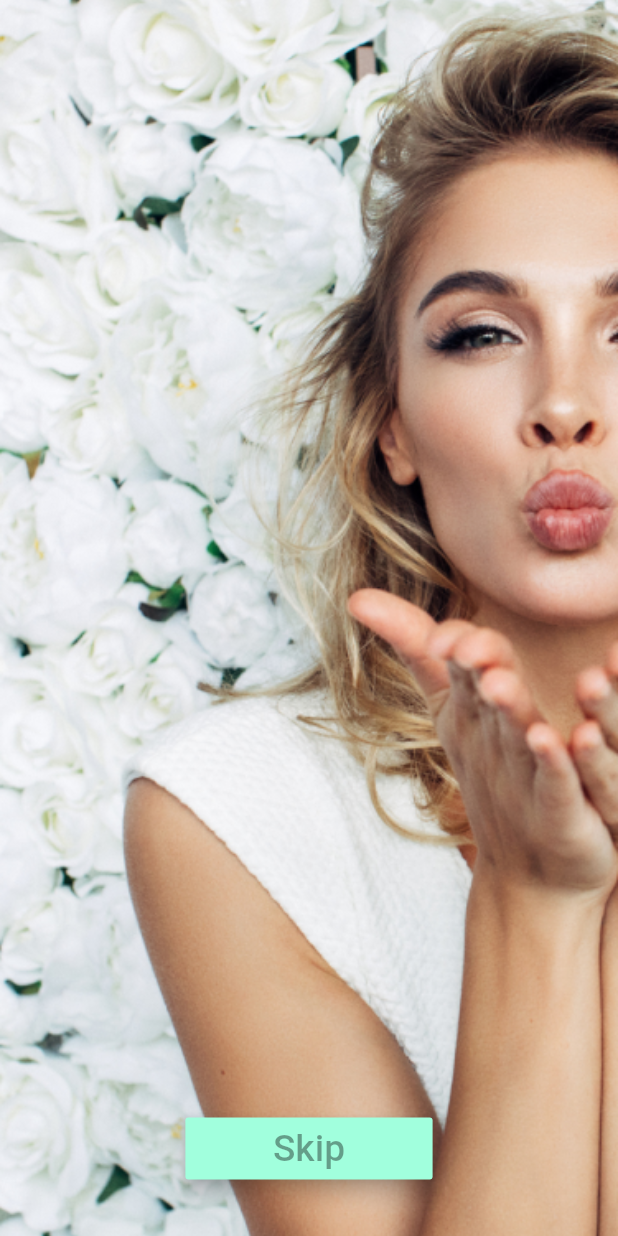
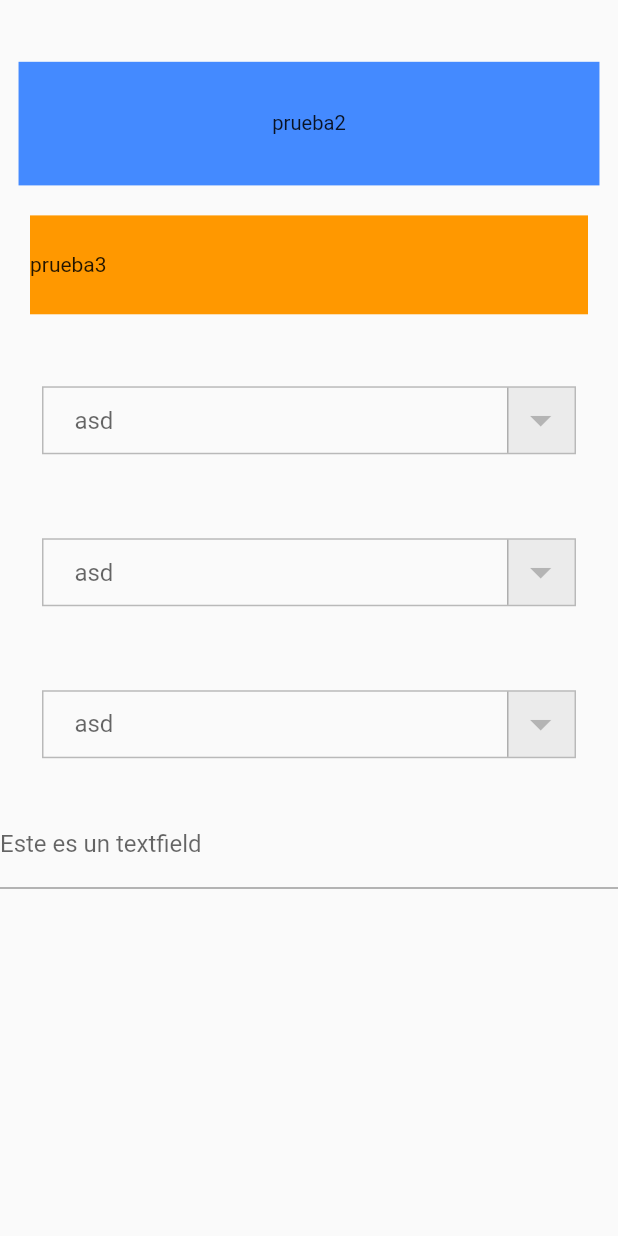
Before and after one commit to kmhk/BestWedding_Flutter, a Flutter app: the screen it shows after launch, on a phone screen of 412 x 824 dp. Run offline on Flutter 3.47's test engine with Material 2 defaults, Android fonts, the phone set to English and light mode, and no system bars; our stand-ins replace sizer; missing offline and left inert: rate_my_app.

```diff
--- a/lib/main.dart
+++ b/lib/main.dart
@@ -1,9 +1,19 @@
 import 'package:flutter/material.dart';
-import 'package:wedding_app/pages/Intro2Page.dart';
-import 'package:wedding_app/pages/IntroPage.dart';
+import 'package:flutter/services.dart';
+import 'package:sizer/sizer_util.dart';
+import 'package:wedding_app/pages/NewListingPage.dart';
+import 'package:wedding_app/pages/getstarted/GetStartedIntroPage.dart';
+import 'package:wedding_app/pages/getstarted/GetStartedPage.dart';
+import 'package:wedding_app/pages/intro/Intro2Page.dart';
+import 'package:wedding_app/pages/intro/IntroPage.dart';
+import 'package:wedding_app/pages/LoginPage.dart';
+import 'package:wedding_app/pages/SupplierCategoriesPage.dart';
 
-String initialRoute = '/intro';
+import 'pages/getstarted/GetStartedStepsPage.dart';
+
+String initialRoute = '/newListing';
 void main() {
+
   runApp(MyApp());
 }
 
@@ -19,6 +29,11 @@ class _MyAppState extends State<MyApp> {
   @override
 
   Widget build(BuildContext context) {
+    return LayoutBuilder(
+      builder: (context, constraints) {
+        return OrientationBuilder(
+          builder: (context, orientation) {
+            SizerUtil().init(constraints, orientation);
             return MaterialApp(
               title: "Wedding App",
               theme: ThemeData(
@@ -27,9 +42,21 @@ class _MyAppState extends State<MyApp> {
               ),
               routes: {
                 '/intro' : (context) => IntroPage(),
-        '/intro2' : (context) => Intro2Page()
+                '/intro2' : (context) => Intro2Page(),
+                '/getStartedIntro' : (context) => GetStartedIntropage(),
+                '/getStarted' : (context) => GetStartedPage(),
+                '/login' : (context) => LoginPage(),
+                '/getStartedSteps' : (context) => GetStartedStepsPage(),
+                '/supplierCategories' : (context) => SupplierCategoriesPage(),
+                '/newListing': (context) => NewListingPage(),
               },
               initialRoute: initialRoute,
             );
+          },
+        );
+      }
+      );
+
+
   }
 }
--- /dev/null
+++ b/lib/pages/NewListingPage.dart
@@ -0,0 +1,57 @@
+
+import 'package:flutter/cupertino.dart';
+import 'package:flutter/material.dart';
+import 'package:wedding_app/widgets/CustomDropDown.dart';
+import 'package:sizer/sizer.dart';
+
+class NewListingPage extends StatefulWidget{
+  @override
+  _NewListingPage createState() => _NewListingPage();
+}
+
+class _NewListingPage extends State<NewListingPage>{
+  var list = ["Ariano","Jona"];
+  @override
+  Widget build(BuildContext context) {
+    return Scaffold(
+      body: SingleChildScrollView(
+        child: Column(
+          children: <Widget>[
+            Container(
+              color: Colors.blueAccent,
+              height: 10.0.h,
+              margin: EdgeInsets.only(top: 5.0.h,left: 3.0.w,right: 3.0.w),
+              alignment: Alignment.center,
+              child: Text("prueba2",style: TextStyle(fontSize:15.0.sp),),
+            ),
+            Container(
+              color: Colors.orange,
+              alignment: Alignment.centerLeft,
+              margin: EdgeInsets.all(20.0),
+              height: 8.0.h,
+              child: Text("prueba3"),
+            ),
+            Container(
+              padding: EdgeInsets.all(28),
+              child: CustomDropDrown(list: list, defaultValue: "asd"),
+            ),
+            Container(
+              padding: EdgeInsets.all(28),
+              child: CustomDropDrown(list: list, defaultValue: "asd"),
+            ),
+            Container(
+              padding: EdgeInsets.all(28),
+              child: CustomDropDrown(list: list, defaultValue: "asd"),
+            ),
+            TextField(
+              decoration: InputDecoration(
+                  labelText: "Este es un textfield"
+              ),
+            ),
+          ],
+        ) ,
+      )
+    );
+  }
+
+}
```
Lines whose indentation alone changed are shown as unchanged.
